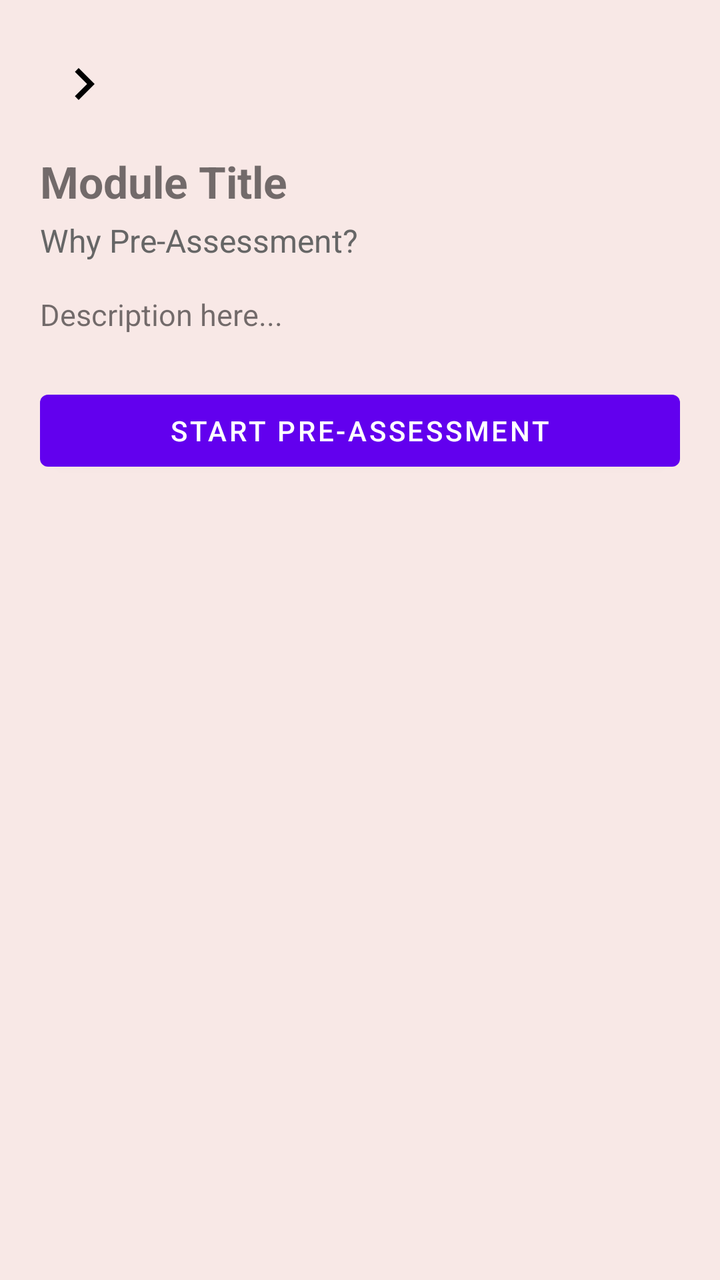
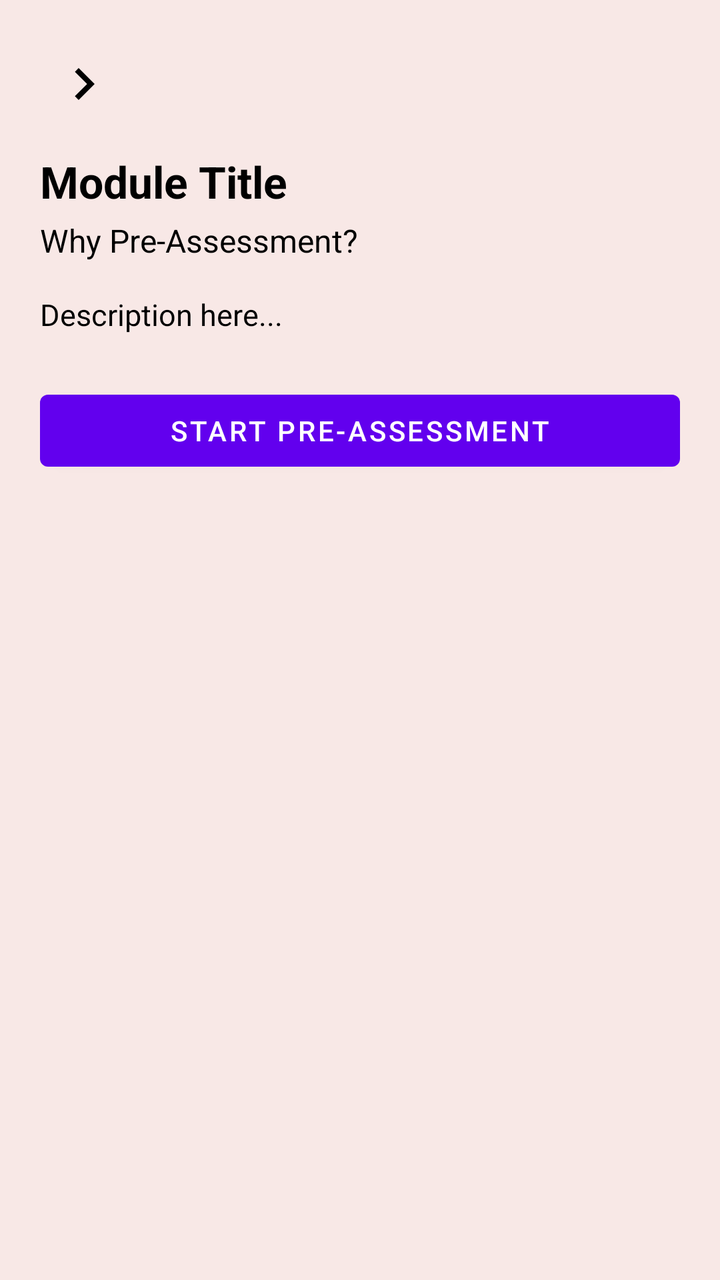

Screens rendered from an Android XML layout before and after an edit, with the pre-edit source and the edit as a unified diff.
<!-- AndroidManifest.xml: application theme Theme.CogniSync -->
<!-- res/layout/activity_module_intro.xml -->
<?xml version="1.0" encoding="utf-8"?>
<ScrollView xmlns:android="http://schemas.android.com/apk/res/android"
    android:layout_width="match_parent"
    android:layout_height="match_parent"
    android:padding="20dp"
    android:background="#F8E8E6">

    <LinearLayout
        android:orientation="vertical"
        android:layout_width="match_parent"
        android:layout_height="wrap_content">

        <ImageButton
            android:id="@+id/backButtonIntro"
            android:layout_width="44dp"
            android:layout_height="44dp"
            android:src="@drawable/chevron_right"
            android:background="@null" />

        <TextView
            android:id="@+id/tvIntroTitle"
            android:layout_width="wrap_content"
            android:layout_height="wrap_content"
            android:text="Module Title"
            android:textStyle="bold"
            android:textSize="22sp"
            android:layout_marginTop="12dp" />

        <TextView
            android:id="@+id/tvIntroSubtitle"
            android:layout_width="wrap_content"
            android:layout_height="wrap_content"
            android:text="Why Pre-Assessment?"
            android:textSize="16sp"
            android:textColor="#666666"
            android:layout_marginTop="4dp" />

        <TextView
            android:id="@+id/tvIntroDescription"
            android:layout_width="match_parent"
            android:layout_height="wrap_content"
            android:text="Description here..."
            android:textSize="15sp"
            android:lineSpacingExtra="4dp"
            android:layout_marginTop="16dp" />

        
        <Button
            android:id="@+id/btnStartPreAssessment"
            android:layout_width="match_parent"
            android:layout_height="48dp"
            android:text="Start Pre-Assessment"
            android:layout_marginTop="24dp" />

        
        <Button
            android:id="@+id/btnContinueToModule"
            android:layout_width="match_parent"
            android:layout_height="48dp"
            android:text="Continue to Module"
            android:layout_marginTop="16dp"
            android:visibility="gone" />

    </LinearLayout>

</ScrollView>
<!-- resources referenced by this layout -->
<resources>
  <!-- drawable chevron_right (drawable) -->
  <vector xmlns:android="http://schemas.android.com/apk/res/android"
      android:width="32dp"
      android:height="32dp"
      android:viewportWidth="32"
      android:viewportHeight="32">
      <path
          android:fillColor="#000000"
          android:pathData="M11.45 22.12L17.56 16l-6.1-6.12L13.32 8l8 8-8 8-1.88-1.88Z"/>
  </vector>
  <style name="Theme.CogniSync" parent="Theme.MaterialComponents.DayNight.NoActionBar">
  
  
  
          
          <item name="android:statusBarColor">@android:color/white</item>
          <item name="android:windowLightStatusBar">true</item>
  
      </style>
</resources>

<!-- the commit's change to res/layout/activity_module_intro.xml (unified diff, before → after) -->
@@ -22,6 +22,7 @@
             android:layout_width="wrap_content"
             android:layout_height="wrap_content"
             android:text="Module Title"
+            android:textColor="#000000"
             android:textStyle="bold"
             android:textSize="22sp"
             android:layout_marginTop="12dp" />
@@ -32,7 +33,7 @@
             android:layout_height="wrap_content"
             android:text="Why Pre-Assessment?"
             android:textSize="16sp"
-            android:textColor="#666666"
+            android:textColor="#000000"
             android:layout_marginTop="4dp" />
 
         <TextView
@@ -40,6 +41,7 @@
             android:layout_width="match_parent"
             android:layout_height="wrap_content"
             android:text="Description here..."
+            android:textColor="#000000"
             android:textSize="15sp"
             android:lineSpacingExtra="4dp"
             android:layout_marginTop="16dp" />
